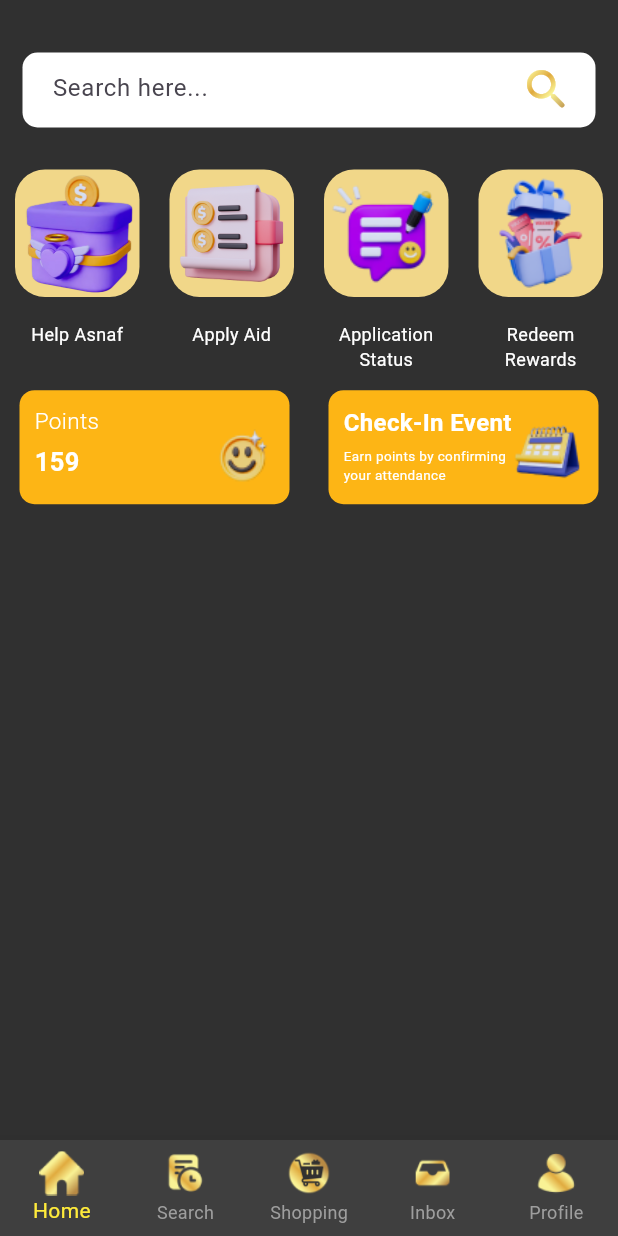
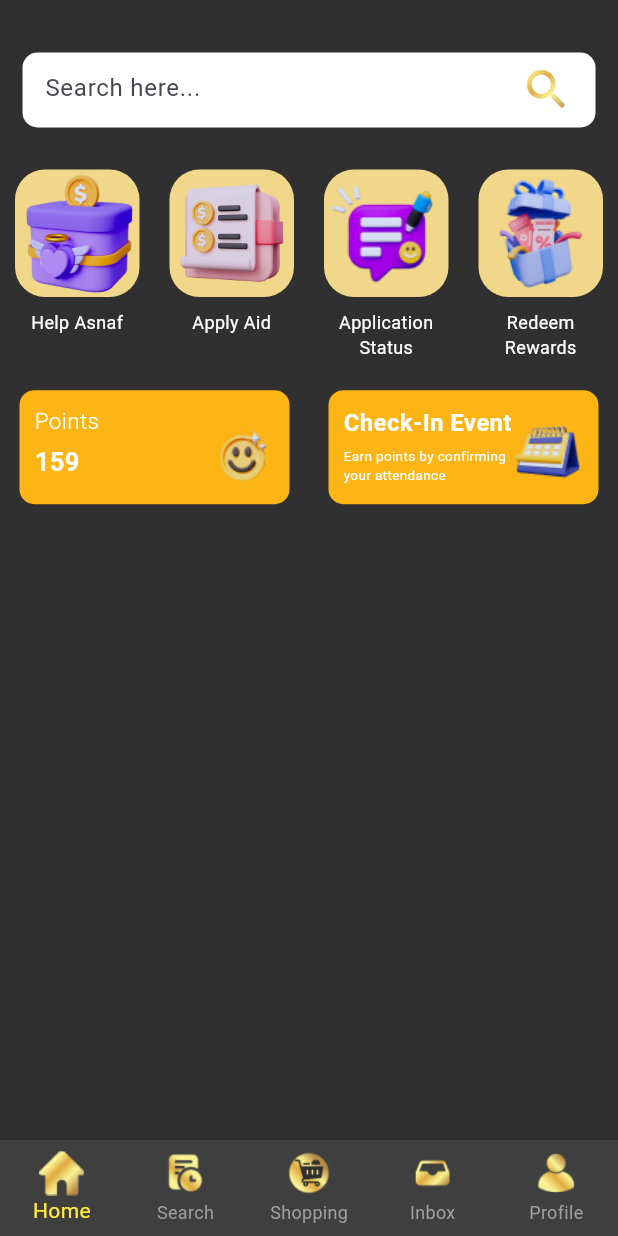
Before and after one commit to intanaqilah-mf/kitatongtong, a Flutter app: the screen it shows after launch, on a phone screen of 412 x 824 dp. Run offline on Flutter 3.47's test engine with Material 3 defaults, Android fonts, the phone set to English and light mode, and no system bars; our stand-ins replace file_picker, firebase_core; missing offline and left inert: syncfusion_flutter_pdfviewer; accounts and stored records are empty.

Commit message:
refine the UI

```diff
--- a/lib/pages/HomePage.dart
+++ b/lib/pages/HomePage.dart
@@ -23,7 +23,6 @@ class _HomePageState extends State<HomePage> {
   static List<Widget> _widgetOptions = <Widget>[
     ListView(
       children: [
-        // Add HomePage-specific widgets here
         Container(
           padding: EdgeInsets.only(top: 15),
           child: Column(
@@ -38,18 +37,20 @@ class _HomePageState extends State<HomePage> {
                 ),
                 child: Row(
                   children: [
-                    Container(
-                      margin: EdgeInsets.only(left: 5),
-                      height: 50,
-                      width: 300,
-                      child: TextFormField(
-                        decoration: InputDecoration(
-                          border: InputBorder.none,
-                          hintText: "Search here...",
+                    // Wrapping TextFormField in Expanded
+                    Expanded(
+                      child: Container(
+                        //margin: EdgeInsets.only(left: 5),
+                        height: 50,
+                        child: TextFormField(
+                          decoration: InputDecoration(
+                            border: InputBorder.none,
+                            hintText: "Search here...",
+                          ),
                         ),
                       ),
                     ),
-                    Spacer(),
+                    // Search Icon
                     ShaderMask(
                       shaderCallback: (Rect bounds) {
                         return LinearGradient(
--- a/lib/pages/applyAid.dart
+++ b/lib/pages/applyAid.dart
@@ -11,7 +11,7 @@ class ApplyAid extends StatefulWidget {
 
 class _ApplyAidState extends State<ApplyAid> {
   int currentStep = 1; // Tracks the current step (e.g., 1/5)
-  final int totalSteps = 6; // Total number of steps
+  final int totalSteps = 5; // Total number of steps
   int _selectedIndex = 0; // For BottomNavBar selected index
 
   String? fileName1;
--- a/lib/widgets/AsnafDashboard.dart
+++ b/lib/widgets/AsnafDashboard.dart
@@ -8,6 +8,7 @@ class AsnafDashboard extends StatelessWidget {
       physics: NeverScrollableScrollPhysics(),
       crossAxisCount: 4,
       shrinkWrap: true,
+
       children: [
         for (int i = 1; i < 5; i++)
           Column(
@@ -36,7 +37,6 @@ class AsnafDashboard extends StatelessWidget {
                   ),
                 ),
               ),
-              SizedBox(height: 8),
               Container(
                 width: 85, // Limit the width of the text
                 child: Text(
--- a/lib/widgets/UserPoints.dart
+++ b/lib/widgets/UserPoints.dart
@@ -2,7 +2,11 @@ import 'package:flutter/material.dart';
 
 class UserPoints extends StatelessWidget {
   Widget build(BuildContext context) {
-    return GridView.count(
+    return Column( // Wrap everything in a Column
+      crossAxisAlignment: CrossAxisAlignment.start,
+      children: [
+        //SizedBox(height: 20), // Add this to create the gap
+        GridView.count(
           childAspectRatio: 1.5, // Adjust aspect ratio for better alignment
           physics: NeverScrollableScrollPhysics(),
           crossAxisCount: 2, // Two columns for two boxes
@@ -120,6 +124,8 @@ class UserPoints extends StatelessWidget {
               ],
             ),
           ],
+        ),
+      ],
     );
   }
 }
--- a/pubspec.yaml
+++ b/pubspec.yaml
@@ -38,6 +38,8 @@ dependencies:
   flutter_pdfview: ^1.4.0
   syncfusion_flutter_pdfviewer: ^28.1.37
   path: ^1.9.0
+  firebase_core: ^3.9.0
+  cloud_firestore: ^5.6.0
 
 dev_dependencies:
   flutter_test:
```
Also changed, not shown: lib/main.dart (+4 -3 lines), pubspec.lock, 6 other files. Lines whose indentation alone changed are shown as unchanged.
